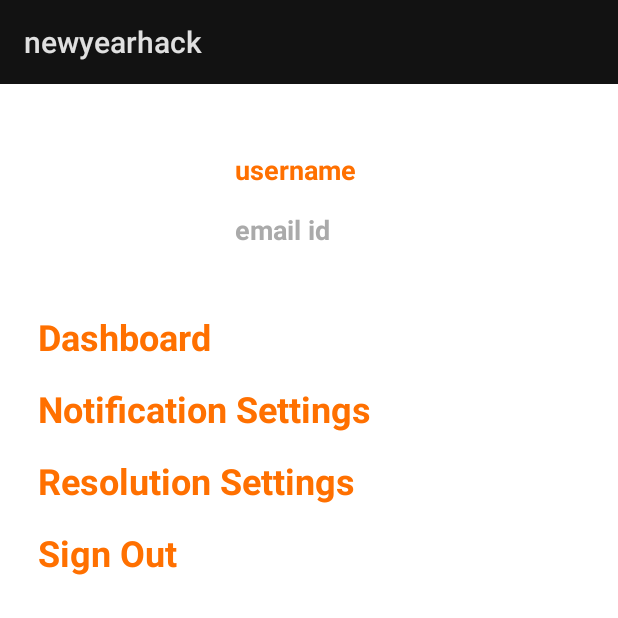
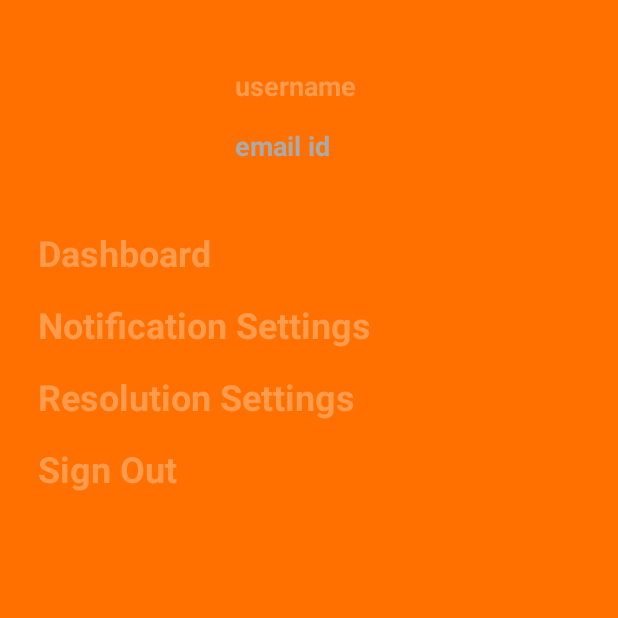
Before and after one commit to Horizon733/newyearhack, an Android app: the fragment ActivityProfile shown on its own in the app's theme, on a phone screen of 412 x 824 dp, the top half of it. Run offline under Robolectric (Android 15) with nearby library versions, the phone set to English and light mode, and no system bars.

Commit message:
fixed some bugs and statusbar color

```diff
--- a/app/src/main/java/com/example/newyearhack/ViewPager.kt
+++ b/app/src/main/java/com/example/newyearhack/ViewPager.kt
@@ -3,12 +3,14 @@ package com.example.newyearhack
 import android.view.LayoutInflater
 import android.view.View
 import android.view.ViewGroup
+import android.view.Window
+import androidx.core.content.ContextCompat
 import androidx.recyclerview.widget.RecyclerView
 import androidx.fragment.app.Fragment
 import kotlinx.android.synthetic.main.item_page.view.*
 
 
-class ViewPager(private var labels : List<String>, private var images : List<Int>) : RecyclerView.Adapter<ViewPager.ViewPagerHolder>(){
+class ViewPager(var activity: MainActivity, var labels : List<String>, private var images : List<Int>,var window: Window, var color:List<Int>) : RecyclerView.Adapter<ViewPager.ViewPagerHolder>(){
 
     inner class ViewPagerHolder(itemView: View) : RecyclerView.ViewHolder(itemView){
 
@@ -26,6 +28,7 @@ class ViewPager(private var labels : List<String>, private var images : List<Int
     override fun onBindViewHolder(holder: ViewPagerHolder, position: Int) {
         val curImage = images[position]
         val curLabel = labels[position]
+        val curColor = color[position]
         holder.itemView.viewImage.setImageResource(curImage);
         holder.itemView.viewLabel.setText(curLabel)
     }
--- a/app/src/main/res/layout/item_page.xml
+++ b/app/src/main/res/layout/item_page.xml
@@ -22,6 +22,7 @@
         android:layout_marginTop="50dp"
         android:text="TextView"
         android:textAlignment="center"
+        android:textColor="@android:color/white"
         android:textSize="24sp" />
 
 </RelativeLayout>
--- a/app/src/main/res/values/colors.xml
+++ b/app/src/main/res/values/colors.xml
@@ -1,9 +1,13 @@
 <?xml version="1.0" encoding="utf-8"?>
 <resources>
-    <color name="colorPrimary">#FFFFFF</color>
-    <color name="colorPrimaryDark">#3700B3</color>
-    <color name="colorAccent">#FF7000</color>
+    <color name="colorPrimary">#FF7000</color>
+    <color name="colorPrimaryDark">#E26A0D</color>
+    <color name="colorAccent">#FF9B4D</color>
     <color name="firstSplash">#2C5094</color>
     <color name="secondSplash">#259A86</color>
     <color name="thirdSplash">#B55745</color>
+        <color name="colorPrimaryLight">#FFF5EE</color>
+        <color name="gray">#788993</color>
+        <color name="lightGray">#F2F5F9</color>
+
 </resources>
--- a/app/src/main/res/values/styles.xml
+++ b/app/src/main/res/values/styles.xml
@@ -1,11 +1,12 @@
 <resources>
     <!-- Base application theme. -->
-    <style name="AppTheme" parent="Theme.MaterialComponents">
+    <style name="AppTheme" parent="Theme.MaterialComponents.Light.NoActionBar">
         <!-- Customize your theme here. -->
         <item name="colorPrimary">@color/colorPrimary</item>
         <item name="colorPrimaryDark">@color/colorPrimaryDark</item>
         <item name="colorAccent">@color/colorAccent</item>
     </style>
+
 
     <style name="circleImageView" parent="">
         <item name="cornerFamily">rounded</item>
```
Also changed, not shown: app/src/main/java/com/example/newyearhack/Splash.kt (+10 -4 lines), app/src/main/res/layout/activity_splash.xml (+18 -20 lines).
